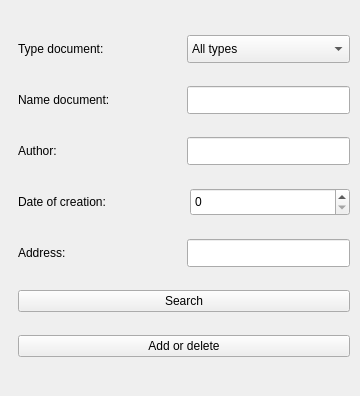
This is Lesson_5/Task_2/mainwindow.ui in VadimChepil/NG_2024_Vadim_Chepil as Qt 5 draws it before an edit. The edited form follows.
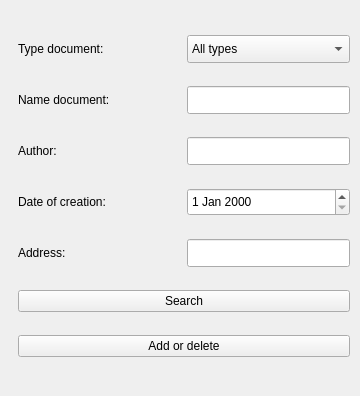
This is the edited form. The open tabs and pages were chosen to show the change.

Commit message: Changes: input date, update show interface

```diff
--- a/Lesson_5/Task_2/mainwindow.ui
+++ b/Lesson_5/Task_2/mainwindow.ui
@@ -163,20 +163,7 @@
            </widget>
           </item>
           <item>
-           <widget class="QLabel" name="label_4">
-            <property name="text">
-             <string/>
-            </property>
-           </widget>
-          </item>
-          <item>
-           <widget class="QSpinBox" name="sb_getDate">
-            <property name="sizePolicy">
-             <sizepolicy hsizetype="Preferred" vsizetype="Fixed">
-              <horstretch>0</horstretch>
-              <verstretch>0</verstretch>
-             </sizepolicy>
-            </property>
+           <widget class="QDateEdit" name="de_getDate">
             <property name="minimumSize">
              <size>
               <width>160</width>
```
Left out of the diff: 23 changed lines with no effect on the pictures. The commit also changes 5 other files.
